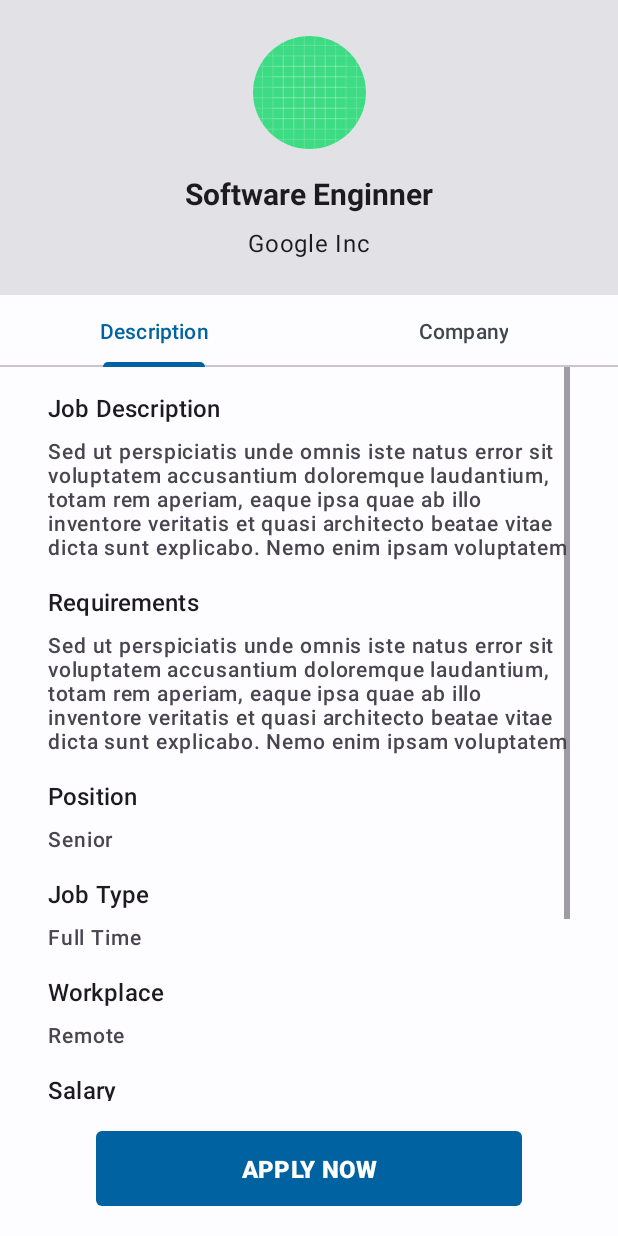
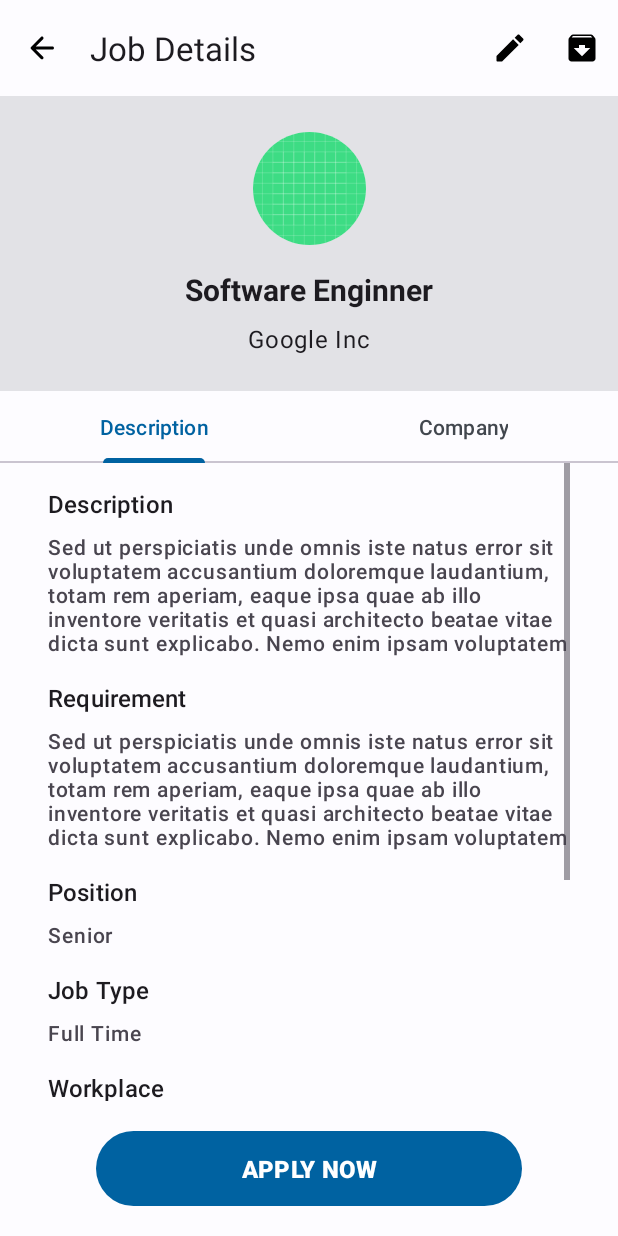
Before and after one commit to YIPZIYAN/LaunchPad, an Android app: the fragment JobDetailsFragment shown on its own in the app's theme, on a phone screen of 412 x 824 dp. Run offline under Robolectric (Android 15) with nearby library versions, the phone set to English and light mode, and no system bars; our stand-ins replace data binding.

Commit message:
Update string.xml

```diff
--- a/app/src/main/java/com/example/launchpad/TabCompanyFragment.kt
+++ b/app/src/main/java/com/example/launchpad/TabCompanyFragment.kt
@@ -5,12 +5,21 @@ import androidx.fragment.app.Fragment
 import android.view.LayoutInflater
 import android.view.View
 import android.view.ViewGroup
+import androidx.fragment.app.viewModels
 
 class TabCompanyFragment : Fragment() {
+
+    companion object {
+        fun newInstance() = TabCompanyFragment()
+    }
+
+    private val viewModel: TabCompanyViewModel by viewModels()
+
 
     override fun onCreate(savedInstanceState: Bundle?) {
         super.onCreate(savedInstanceState)
 
+        // TODO: Use the ViewModel
     }
 
     override fun onCreateView(
--- a/app/src/main/java/com/example/launchpad/TabDescriptionFragment.kt
+++ b/app/src/main/java/com/example/launchpad/TabDescriptionFragment.kt
@@ -5,13 +5,21 @@ import androidx.fragment.app.Fragment
 import android.view.LayoutInflater
 import android.view.View
 import android.view.ViewGroup
+import androidx.fragment.app.viewModels
 
 
 class TabDescriptionFragment : Fragment() {
 
+    companion object {
+        fun newInstance() = TabDescriptionFragment()
+    }
+
+    private val viewModel: TabDescriptionViewModel by viewModels()
+
     override fun onCreate(savedInstanceState: Bundle?) {
         super.onCreate(savedInstanceState)
 
+        // TODO: Use the ViewModel
     }
 
     override fun onCreateView(
--- /dev/null
+++ b/app/src/main/res/drawable/baseline_archive_24.xml
@@ -0,0 +1,5 @@
+<vector xmlns:android="http://schemas.android.com/apk/res/android" android:height="24dp" android:tint="#000000" android:viewportHeight="24" android:viewportWidth="24" android:width="24dp">
+
+    <path android:fillColor="@android:color/white" android:pathData="M20.54,5.23l-1.39,-1.68C18.88,3.21 18.47,3 18,3H6c-0.47,0 -0.88,0.21 -1.16,0.55L3.46,5.23C3.17,5.57 3,6.02 3,6.5V19c0,1.1 0.9,2 2,2h14c1.1,0 2,-0.9 2,-2V6.5c0,-0.48 -0.17,-0.93 -0.46,-1.27zM12,17.5L6.5,12H10v-2h4v2h3.5L12,17.5zM5.12,5l0.81,-1h12l0.94,1H5.12z"/>
+
+</vector>
--- a/app/src/main/res/layout/fragment_home.xml
+++ b/app/src/main/res/layout/fragment_home.xml
@@ -40,7 +40,7 @@
                         android:layout_width="wrap_content"
                         android:layout_height="wrap_content"
                         android:fontFamily="@font/roboto"
-                        android:text="Good Morning,"
+                        android:text="@string/morning"
                         android:textAppearance="?attr/textAppearanceTitleLarge"
                         android:textColor="@color/md_theme_dark_onBackground"
                         android:textStyle="bold"
@@ -85,7 +85,7 @@
                 android:layout_width="wrap_content"
                 android:layout_height="wrap_content"
                 android:layout_marginStart="28dp"
-                android:text="Recent Job List"
+                android:text="@string/recent_job_list"
                 android:textAppearance="?attr/textAppearanceTitleLarge"
                 android:textStyle="bold"
                 app:layout_constraintStart_toStartOf="parent"
--- a/app/src/main/res/layout/fragment_job_details.xml
+++ b/app/src/main/res/layout/fragment_job_details.xml
@@ -8,6 +8,24 @@
         android:layout_height="match_parent"
         tools:context=".JobDetailsFragment">
 
+        <com.google.android.material.appbar.AppBarLayout
+            android:id="@+id/appBar"
+            android:layout_width="match_parent"
+            android:layout_height="wrap_content"
+            app:layout_constraintStart_toStartOf="parent"
+            app:layout_constraintTop_toTopOf="parent">
+
+            <com.google.android.material.appbar.MaterialToolbar
+                android:id="@+id/topAppBar"
+                android:layout_width="match_parent"
+                android:layout_height="wrap_content"
+                android:minHeight="?attr/actionBarSize"
+                app:title="@string/job_details"
+                app:menu="@menu/job_details_menu"
+                app:navigationIcon="@drawable/round_arrow_back_24" />
+
+        </com.google.android.material.appbar.AppBarLayout>
+
 
         <androidx.constraintlayout.widget.ConstraintLayout
             android:id="@+id/main_container"
@@ -16,7 +34,7 @@
             android:layout_marginBottom="16dp"
             app:layout_constraintBottom_toTopOf="@+id/btn_apply"
             app:layout_constraintStart_toStartOf="parent"
-            app:layout_constraintTop_toTopOf="parent">
+            app:layout_constraintTop_toBottomOf="@id/appBar">
 
             <androidx.constraintlayout.widget.ConstraintLayout
                 android:id="@+id/title_container"
@@ -84,12 +102,12 @@
                 <com.google.android.material.tabs.TabItem
                     android:layout_width="wrap_content"
                     android:layout_height="wrap_content"
-                    android:text="Description" />
+                    android:text="@string/description" />
 
                 <com.google.android.material.tabs.TabItem
                     android:layout_width="wrap_content"
                     android:layout_height="wrap_content"
-                    android:text="Company" />
+                    android:text="@string/company" />
 
             </com.google.android.material.tabs.TabLayout>
 
@@ -103,13 +121,7 @@
                 app:layout_constraintBottom_toBottomOf="parent"
                 app:layout_constraintStart_toStartOf="parent"
                 app:layout_constraintTop_toBottomOf="@id/tab" />
-
-
-
         </androidx.constraintlayout.widget.ConstraintLayout>
-
-
-
 
         <Button
             android:id="@+id/btn_apply"
@@ -117,13 +129,12 @@
             android:layout_height="58dp"
             android:layout_marginHorizontal="64dp"
             android:layout_marginBottom="16dp"
-            android:text="APPLY NOW"
+            android:text="@string/APPLY_NOW"
             android:textSize="16sp"
             android:textStyle="bold"
             app:layout_constraintBottom_toBottomOf="parent"
             app:layout_constraintEnd_toEndOf="parent"
-            app:layout_constraintStart_toStartOf="parent"
-            app:shapeAppearance="?attr/shapeAppearanceSmallComponent" />
+            app:layout_constraintStart_toStartOf="parent" />
 
     </androidx.constraintlayout.widget.ConstraintLayout>
 </layout>
--- a/app/src/main/res/layout/fragment_tab_company.xml
+++ b/app/src/main/res/layout/fragment_tab_company.xml
@@ -21,7 +21,7 @@
                 android:layout_width="wrap_content"
                 android:layout_height="wrap_content"
                 android:layout_marginTop="16dp"
-                android:text="About Company"
+                android:text="@string/about_company"
                 android:textAppearance="?attr/textAppearanceLabelLarge"
                 android:textSize="16sp"
                 app:layout_constraintStart_toStartOf="parent"
@@ -44,7 +44,7 @@
                 android:layout_width="wrap_content"
                 android:layout_height="wrap_content"
                 android:layout_marginTop="16dp"
-                android:text="Location"
+                android:text="@string/location"
                 android:textAppearance="?attr/textAppearanceLabelLarge"
                 android:textSize="16sp"
                 app:layout_constraintStart_toStartOf="@id/title1"
@@ -67,7 +67,7 @@
                 android:layout_width="wrap_content"
                 android:layout_height="wrap_content"
                 android:layout_marginTop="16dp"
-                android:text="Since"
+                android:text="@string/since"
                 android:textAppearance="?attr/textAppearanceLabelLarge"
                 android:textSize="16sp"
                 app:layout_constraintStart_toStartOf="@id/title1"
--- a/app/src/main/res/layout/fragment_tab_description.xml
+++ b/app/src/main/res/layout/fragment_tab_description.xml
@@ -21,7 +21,7 @@
                 android:layout_width="wrap_content"
                 android:layout_height="wrap_content"
                 android:layout_marginTop="16dp"
-                android:text="Job Description"
+                android:text="@string/description"
                 android:textAppearance="?attr/textAppearanceLabelLarge"
                 android:textSize="16sp"
                 app:layout_constraintStart_toStartOf="parent"
@@ -44,7 +44,7 @@
                 android:layout_width="wrap_content"
                 android:layout_height="wrap_content"
                 android:layout_marginTop="16dp"
-                android:text="Requirements"
+                android:text="@string/requirement"
                 android:textAppearance="?attr/textAppearanceLabelLarge"
                 android:textSize="16sp"
                 app:layout_constraintStart_toStartOf="@id/title1"
@@ -67,7 +67,7 @@
                 android:layout_width="wrap_content"
                 android:layout_height="wrap_content"
                 android:layout_marginTop="16dp"
-                android:text="Position"
+                android:text="@string/position"
                 android:textAppearance="?attr/textAppearanceLabelLarge"
                 android:textSize="16sp"
                 app:layout_constraintStart_toStartOf="@id/title1"
@@ -90,7 +90,7 @@
                 android:layout_width="wrap_content"
                 android:layout_height="wrap_content"
                 android:layout_marginTop="16dp"
-                android:text="Job Type"
+                android:text="@string/job_type"
                 android:textAppearance="?attr/textAppearanceLabelLarge"
                 android:textSize="16sp"
                 app:layout_constraintStart_toStartOf="@id/title1"
@@ -113,7 +113,7 @@
                 android:layout_width="wrap_content"
                 android:layout_height="wrap_content"
                 android:layout_marginTop="16dp"
-                android:text="Workplace"
+                android:text="@string/workplace"
                 android:textAppearance="?attr/textAppearanceLabelLarge"
                 android:textSize="16sp"
                 app:layout_constraintStart_toStartOf="@id/title1"
@@ -136,7 +136,7 @@
                 android:layout_width="wrap_content"
                 android:layout_height="wrap_content"
                 android:layout_marginTop="16dp"
-                android:text="Salary"
+                android:text="@string/salary"
                 android:textAppearance="?attr/textAppearanceLabelLarge"
                 android:textSize="16sp"
                 app:layout_constraintStart_toStartOf="@id/title1"
@@ -159,7 +159,7 @@
                 android:layout_width="wrap_content"
                 android:layout_height="wrap_content"
                 android:layout_marginTop="16dp"
-                android:text="Qualification"
+                android:text="@string/qualification"
                 android:textAppearance="?attr/textAppearanceLabelLarge"
                 android:textSize="16sp"
                 app:layout_constraintStart_toStartOf="@id/title1"
@@ -182,7 +182,7 @@
                 android:layout_width="wrap_content"
                 android:layout_height="wrap_content"
                 android:layout_marginTop="16dp"
-                android:text="Experience"
+                android:text="@string/experience"
                 android:textAppearance="?attr/textAppearanceLabelLarge"
                 android:textSize="16sp"
                 app:layout_constraintStart_toStartOf="@id/title1"
--- /dev/null
+++ b/app/src/main/res/menu/job_details_menu.xml
@@ -0,0 +1,18 @@
+<?xml version="1.0" encoding="utf-8"?>
+<menu xmlns:android="http://schemas.android.com/apk/res/android"
+    xmlns:app="http://schemas.android.com/apk/res-auto">
+
+    <item
+        android:id="@+id/edit"
+        android:icon="@drawable/round_edit_24"
+        android:title="@string/edit"
+        app:showAsAction="ifRoom" />
+
+    <item
+        android:id="@+id/favorite"
+        android:icon="@drawable/baseline_archive_24"
+        android:title="@string/archive"
+        app:showAsAction="ifRoom" />
+
+
+</menu>
--- a/app/src/main/res/values/strings.xml
+++ b/app/src/main/res/values/strings.xml
@@ -41,6 +41,44 @@
     <string name="salary_prefix">RM </string>
     <string name="salary_suffix">.00</string>
     <string name="experience_suffix">year(s)</string>
+    <string name="edit">Edit</string>
+    <string name="archive">Archive</string>
+    <string name="morning">Good Morning,</string>
+    <string name="recent_job_list">Recent Job List</string>
+    <string name="job_details">Job Details</string>
+    <string name="company">Company</string>
+    <string name="APPLY_NOW">APPLY NOW</string>
+    <string name="VIEW_APPLICANT">VIEW APPLICANT</string>
+    <string name="post_job">Post Job</string>
+    <string name="edit_job">Edit Job</string>
+    <string name="job_name">Job Name</string>
+    <string name="position">Position</string>
+    <string name="job_type">Job Type</string>
+    <string name="workplace">Workplace</string>
+    <string name="min_salary">Min Salary</string>
+    <string name="max_salary">Max Salary</string>
+    <string name="qualification">Qualification</string>
+    <string name="experience">Experience</string>
+    <string name="description">Description</string>
+    <string name="requirement">Requirement</string>
+    <string name="required">* Required</string>
+    <string name="optional">* Optional</string>
+    <string name="POST">POST</string>
+    <string name="SAVE">SAVE</string>
+    <string name="resume">Resume</string>
+    <string name="resume_hint">Be sure to include an updated resume with PDF, DOC or DOCX*</string>
+    <string name="Upload_Resume">Upload Resume</string>
+    <string name="information">Information</string>
+    <string name="apply_job_hint">* Your profile information will be sent to the company.</string>
+    <string name="SUBMIT">SUBMIT</string>
+    <string name="salary">Salary</string>
+    <string name="about_company">About Company</string>
+    <string name="location">Location</string>
+    <string name="since">Since</string>
+    <string name="applicants">Applicants</string>
+    <string name="txt_new">New</string>
+    <string name="accepted">Accepted</string>
+    <string name="rejected">Rejected</string>
 
 
 
```
Also changed, not shown: app/src/main/java/com/example/launchpad/TabCompanyViewModel.kt (added, +7 -0 lines), app/src/main/java/com/example/launchpad/TabDescriptionViewModel.kt (added, +7 -0 lines), app/src/main/res/layout/fragment_apply_job.xml (+7 -7 lines), app/src/main/res/layout/fragment_post_job.xml (+24 -23 lines), app/src/main/res/layout/fragment_view_applicant.xml (added, +68 -0 lines).
